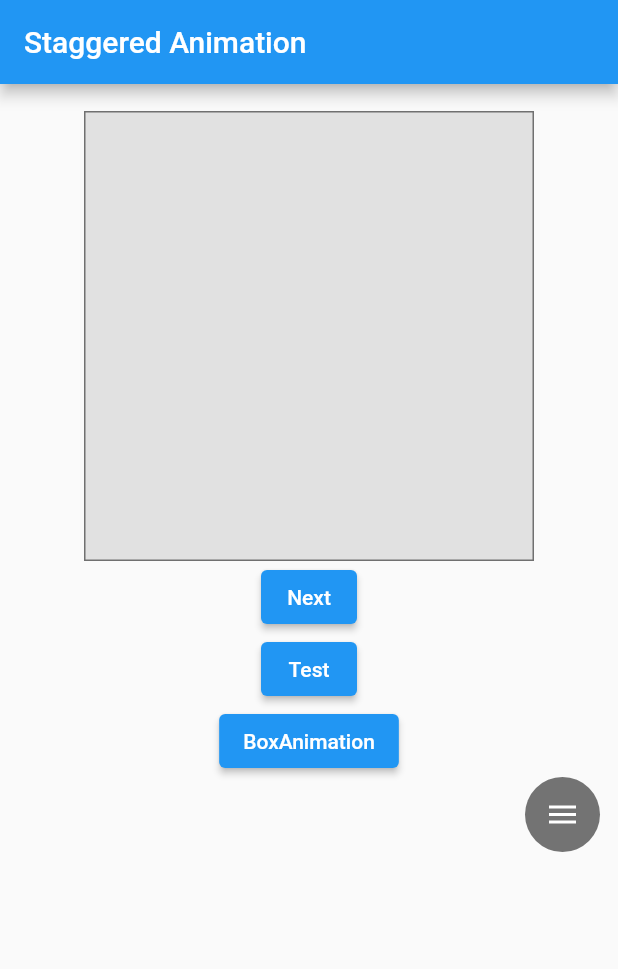
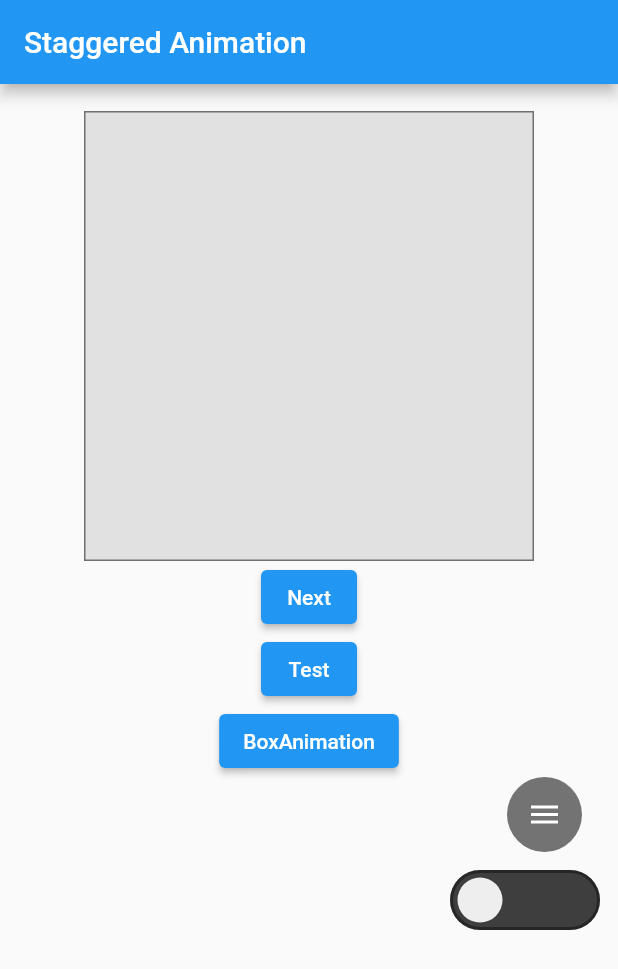
Before and after one commit to nugaa/animated_widgets, a Flutter app: the screen it shows after launch, on a phone screen of 412 x 824 dp. Shown: the top 969 px of the screen. Run offline on Flutter 3.47's test engine with Material 2 defaults, Android fonts, the phone set to English and light mode, and no system bars.

Commit message:
Improvement of animation visuals

```diff
--- /dev/null
+++ b/lib/custom_clippers/circle_clipper.dart
@@ -0,0 +1,28 @@
+import 'package:flutter/cupertino.dart';
+
+class CircleClipper extends CustomClipper<Path> {
+  @override
+  getClip(Size size) {
+    // TODO: implement getClip
+    var path = Path();
+    path.lineTo(0.0, size.height);
+    var firstControlPoint = Offset(30, size.height / 1.4);
+    var firstEndPoint = Offset(size.width / 1.7, size.height / 1.3);
+    path.quadraticBezierTo(firstControlPoint.dx, firstControlPoint.dy,
+        firstEndPoint.dx, firstEndPoint.dy);
+    var secondControlPoint = Offset(size.width - (35), size.height - 95);
+    var secondEndPoint = Offset(size.width, size.height / 2.4);
+    path.quadraticBezierTo(secondControlPoint.dx, secondControlPoint.dy,
+        secondEndPoint.dx, secondEndPoint.dy);
+    path.lineTo(size.width, size.height - 40);
+    path.lineTo(size.width, 0.0);
+    path.close();
+    return path;
+  }
+
+  @override
+  bool shouldReclip(covariant CustomClipper oldClipper) {
+    // TODO: implement shouldReclip
+    throw false;
+  }
+}
--- a/lib/main.dart
+++ b/lib/main.dart
@@ -6,6 +6,7 @@ import 'package:isolate_tests/animate_test.dart';
 import 'package:isolate_tests/box_animated.dart';
 import 'package:isolate_tests/menu_toggle_animation.dart';
 import 'package:isolate_tests/next_widget.dart';
+import 'package:isolate_tests/radio_button_animated.dart';
 
 class StaggerAnimation extends StatelessWidget {
   StaggerAnimation({Key? key, required this.controller})
@@ -206,7 +207,7 @@ class _StaggerDemoState extends State<StaggerDemo>
         title: const Text('Staggered Animation'),
       ),
       body: Padding(
-        padding: const EdgeInsets.only(top: 18.0),
+        padding: const EdgeInsets.symmetric(vertical: 18.0, horizontal: 12.0),
         child: Column(
           children: [
             GestureDetector(
@@ -247,6 +248,10 @@ class _StaggerDemoState extends State<StaggerDemo>
                         builder: (context) => const BoxAnimated())),
                 child: const Text('BoxAnimation')),
             const Align(alignment: Alignment.centerRight, child: MenuButton()),
+            const SizedBox(
+              height: 12.0,
+            ),
+            const Align(alignment: Alignment.centerRight, child: RadioButton()),
           ],
         ),
       ),
--- a/lib/menu_toggle_animation.dart
+++ b/lib/menu_toggle_animation.dart
@@ -19,7 +19,13 @@ class AnimatedMenuButton extends StatelessWidget {
   final Animation<double> width;
   final Animation<double> icon;
   final Animation<double> opacity;
-
+  final List<IconData> iconList = [
+    Icons.camera_alt_outlined,
+    Icons.bungalow_outlined,
+    Icons.volume_up_sharp,
+    Icons.home_outlined,
+    Icons.favorite_outline,
+  ];
   @override
   Widget build(BuildContext context) {
     return Container(
@@ -63,6 +69,10 @@ class AnimatedMenuButton extends StatelessWidget {
                                 decoration: BoxDecoration(
                                   color: Colors.white70,
                                   borderRadius: BorderRadius.circular(30),
+                                ),
+                                child: Icon(
+                                  iconList[index],
+                                  color: Colors.black45,
                                 ),
                               ),
                             ),
@@ -114,6 +124,7 @@ class _MenuButtonState extends State<MenuButton>
     timeDilation = 1.0;
     return Padding(
       padding: const EdgeInsets.only(right: 12.0),
+      child: FittedBox(
         child: AnimatedBuilder(
             animation: animationController,
             builder: (context, child) => InkWell(
@@ -127,6 +138,7 @@ class _MenuButtonState extends State<MenuButton>
                     animation: animationController.view,
                   ),
                 )),
+      ),
     );
   }
 }
--- /dev/null
+++ b/lib/radio_button_animated.dart
@@ -0,0 +1,121 @@
+import 'dart:math';
+
+import 'package:flutter/material.dart';
+import 'package:flutter/scheduler.dart';
+
+class AnimatedRadioButton extends StatelessWidget {
+  AnimatedRadioButton({required Animation<double> animation, Key? key})
+      : backgroundColor = ColorTween(
+          begin: const Color(0xff3e3e3e),
+          end: const Color(0xe8ffffff),
+        ).animate(
+            CurvedAnimation(parent: animation, curve: Curves.easeOutQuad)),
+        position = Tween<double>(
+          begin: -30,
+          end: 25,
+        ).animate(
+            CurvedAnimation(parent: animation, curve: Curves.easeOutCubic)),
+        width = Tween<double>(
+          begin: 30,
+          end: 10,
+        ).animate(CurvedAnimation(parent: animation, curve: Curves.ease)),
+        angle = Tween<double>(
+          begin: -pi,
+          end: pi * 2,
+        ).animate(CurvedAnimation(parent: animation, curve: Curves.ease)),
+        buttonColor = ColorTween(
+          begin: const Color(0xe8ffffff),
+          end: const Color(0xff3e3e3e),
+        ).animate(
+            CurvedAnimation(parent: animation, curve: Curves.easeOutQuad)),
+        super(key: key);
+
+  final Animation<Color?> backgroundColor;
+  final Animation<double> position;
+  final Animation<double> width;
+  final Animation<double> angle;
+  final Animation<Color?> buttonColor;
+
+  @override
+  Widget build(BuildContext context) {
+    return Stack(
+      alignment: Alignment.center,
+      children: [
+        Container(
+          padding: const EdgeInsets.all(2.0),
+          width: 100,
+          height: 40,
+          decoration: BoxDecoration(
+            color: backgroundColor.value,
+            borderRadius: BorderRadius.circular(20.0),
+            border: Border.all(color: Colors.black38, width: 2),
+          ),
+        ),
+        Transform.translate(
+            offset: Offset(position.value, 0),
+            child: Transform.rotate(
+              angle: angle.value,
+              child: Container(
+                width: width.value,
+                height: 30,
+                decoration: BoxDecoration(
+                  borderRadius: BorderRadius.circular(15),
+                  color: buttonColor.value,
+                ),
+              ),
+            )),
+      ],
+    );
+  }
+}
+
+class RadioButton extends StatefulWidget {
+  const RadioButton({Key? key}) : super(key: key);
+
+  @override
+  _RadioButtonState createState() => _RadioButtonState();
+}
+
+class _RadioButtonState extends State<RadioButton>
+    with SingleTickerProviderStateMixin {
+  late AnimationController animationController;
+  bool _trigger = false;
+
+  @override
+  void initState() {
+    animationController = AnimationController(
+        vsync: this, duration: const Duration(milliseconds: 500));
+    super.initState();
+  }
+
+  @override
+  void dispose() {
+    animationController.dispose();
+    super.dispose();
+  }
+
+  Future _playAnimation() async {
+    if (!_trigger) {
+      await animationController.forward();
+    } else {
+      await animationController.reverse();
+    }
+  }
+
+  @override
+  Widget build(BuildContext context) {
+    timeDilation = 1;
+    return FittedBox(
+      child: AnimatedBuilder(
+          animation: animationController,
+          builder: (context, child) => GestureDetector(
+              onTap: () {
+                setState(() {
+                  _trigger = !_trigger;
+                });
+                _playAnimation();
+              },
+              child: AnimatedRadioButton(animation: animationController.view))),
+    );
+  }
+}
```
Lines whose indentation alone changed are shown as unchanged.
